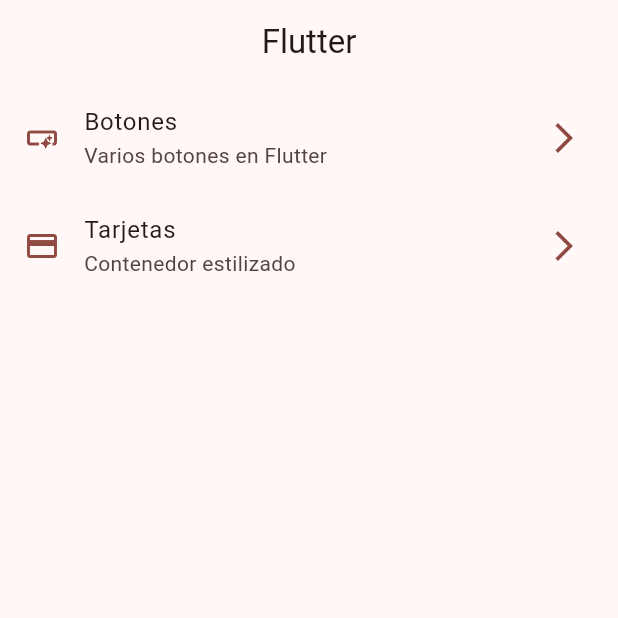
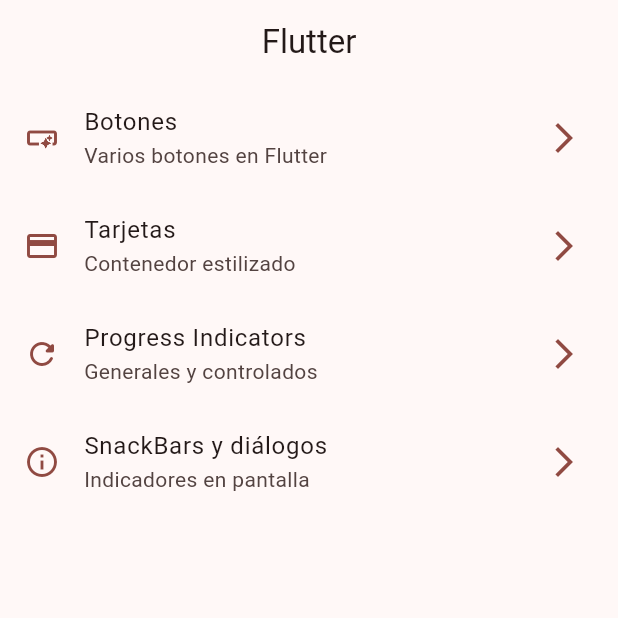
Before and after one commit to Gaan21/Flutter, a Flutter app: the screen it shows after launch, on a phone screen of 412 x 824 dp, the top half of it. Run offline on Flutter 3.47's test engine with Material 2 defaults, Android fonts, the phone set to English and light mode, and no system bars; our stand-ins replace animate_do, dio, go_router, video_player.

Commit message:
Añadidas barras de progreso y snackbars

```diff
--- a/widgets_app/lib/config/menu/menu_items.dart
+++ b/widgets_app/lib/config/menu/menu_items.dart
@@ -1,6 +1,7 @@
 import 'package:flutter/material.dart';
 import 'package:widgets_app/presentation/screens/buttons/buttons_screen.dart';
 import 'package:widgets_app/presentation/screens/cards/cards_screen.dart';
+import 'package:widgets_app/presentation/screens/screens.dart';
 
 class MenuItem {
   final String title;
@@ -33,4 +34,18 @@ const appMenuItems = <MenuItem>[
     nombreRuta: CardsScreen.name,
     icon: Icons.credit_card,
   ),
+  MenuItem(
+    title: "Progress Indicators",
+    subtitle: "Generales y controlados",
+    link: "/progress",
+    nombreRuta: ProgressScreen.name,
+    icon: Icons.refresh_rounded,
+  ),
+  MenuItem(
+    title: "SnackBars y diálogos",
+    subtitle: "Indicadores en pantalla",
+    link: "/snackbars",
+    nombreRuta: SnackbarScreen.name,
+    icon: Icons.info_outline,
+  ),
 ];
--- a/widgets_app/lib/config/router/app_router.dart
+++ b/widgets_app/lib/config/router/app_router.dart
@@ -20,5 +20,15 @@ final appRouter = GoRouter(
       name: ButtonsScreen.name,
       builder: (context, state) => const ButtonsScreen(),
     ),
+    GoRoute(
+      path: "/progress",
+      name: ProgressScreen.name,
+      builder: (context, state) => const ProgressScreen(),
+    ),
+    GoRoute(
+      path: "/snackbars",
+      name: SnackbarScreen.name,
+      builder: (context, state) => const SnackbarScreen(),
+    ),
   ],
 );
```
Also changed, not shown: widgets_app/lib/presentation/screens/progress/progress_screen.dart (+75 -1 lines), widgets_app/lib/presentation/screens/snackbar/snackbar_screen.dart (+24 -1 lines).
